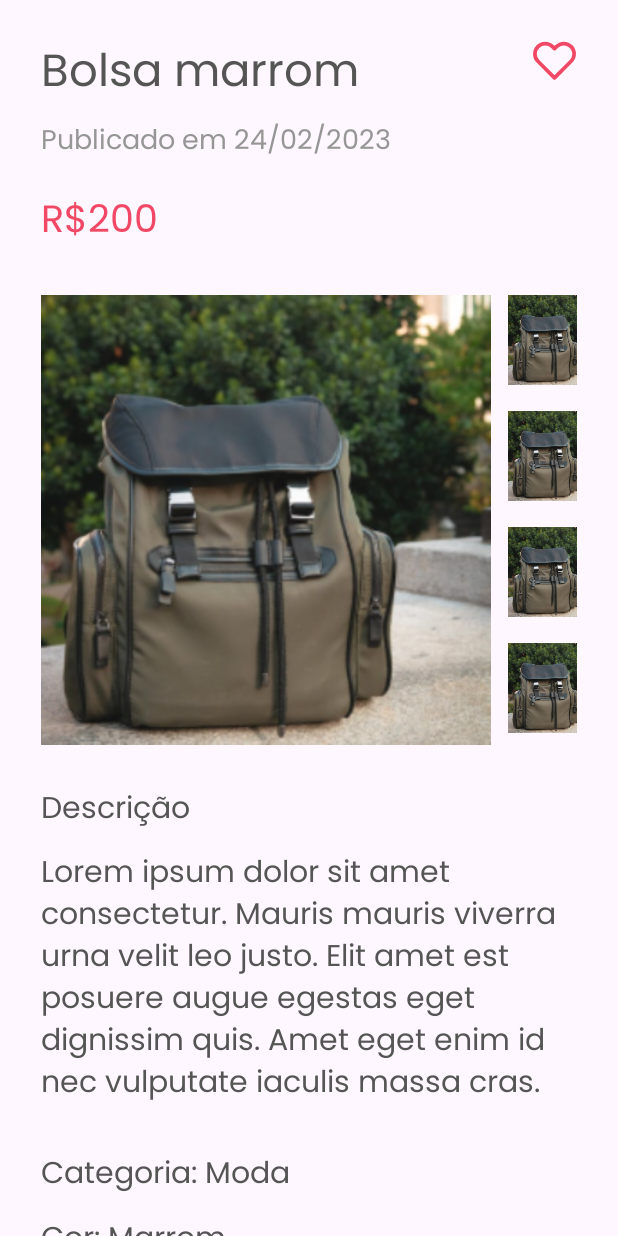
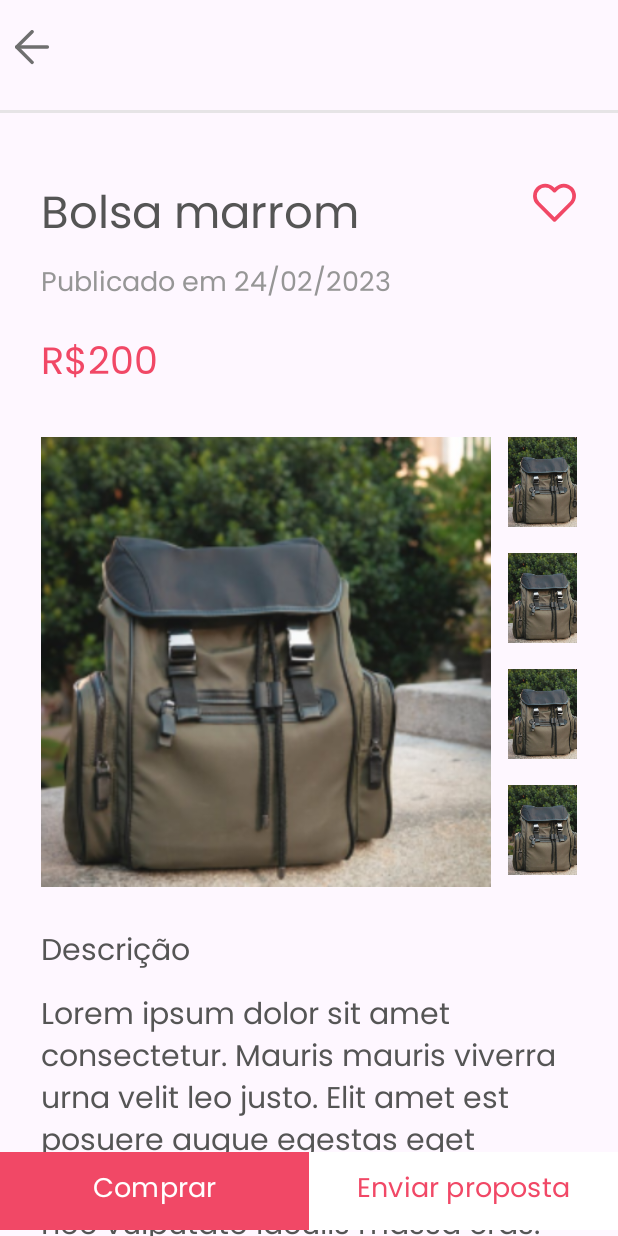
Before and after one commit to letssBuyy/letsbuy-mobile-application, an Android app: the layout activity_ad_detail.xml on its own in the app's theme, with its tools: preview values and no code run, on a phone screen of 412 x 824 dp. Run offline under Robolectric (Android 15) with nearby library versions, the phone set to English and light mode, and no system bars.

Commit message:
[LET-142] Feature: Add checkout payment, and adjust ad detail

```diff
--- a/app/src/main/res/layout/activity_ad_detail.xml
+++ b/app/src/main/res/layout/activity_ad_detail.xml
@@ -17,6 +17,28 @@
 
         <androidx.constraintlayout.widget.ConstraintLayout xmlns:app="http://schemas.android.com/apk/res-auto"
             android:layout_width="match_parent"
+            android:layout_height="match_parent">
+
+            <ImageView
+                android:id="@+id/imageView"
+                android:layout_width="23dp"
+                android:layout_height="23dp"
+                android:layout_marginStart="10dp"
+                android:layout_marginTop="20dp"
+                android:src="@drawable/back_button"
+                app:layout_constraintStart_toStartOf="parent"
+                app:layout_constraintTop_toTopOf="parent" />
+
+            <View
+                android:id="@+id/view"
+                android:layout_width="match_parent"
+                android:layout_height="2dp"
+                android:layout_marginTop="30dp"
+                android:background="@color/semi"
+                app:layout_constraintTop_toBottomOf="@id/imageView" />
+
+        <androidx.constraintlayout.widget.ConstraintLayout xmlns:app="http://schemas.android.com/apk/res-auto"
+            android:layout_width="match_parent"
             android:layout_height="match_parent"
             android:layout_marginStart="27dp"
             android:layout_marginEnd="27dp">
@@ -25,7 +47,7 @@
                 android:id="@+id/titleTextView"
                 android:layout_width="wrap_content"
                 android:layout_height="wrap_content"
-                android:layout_marginTop="25dp"
+                android:layout_marginTop="120dp"
                 android:text="Bolsa marrom"
                 android:textColor="@color/gray"
                 android:textSize="30sp"
@@ -249,6 +271,8 @@
                 android:text="Conversar"
                 app:layout_constraintTop_toBottomOf="@id/userProfileImageView"
                 android:textSize="18dp"
+                android:textStyle="bold"
+                app:cornerRadius="5dp"
                 android:fontFamily="@font/poppins" />
 
             <ImageView
@@ -316,7 +340,11 @@
                 android:src="@drawable/icon_mastercard"
                 app:layout_constraintStart_toEndOf="@id/visaImageView"
                 app:layout_constraintTop_toBottomOf="@id/tipsTextView"
-                android:contentDescription="icone mastercard"/>
+                android:contentDescription="icone mastercard" />
+
+        </androidx.constraintlayout.widget.ConstraintLayout>
+        </androidx.constraintlayout.widget.ConstraintLayout>
+    </androidx.core.widget.NestedScrollView>
 
     <Button
         android:id="@+id/Buybutton"
@@ -327,11 +355,9 @@
         app:layout_constraintStart_toStartOf="parent"
         app:layout_constraintEnd_toStartOf="@id/proposalButton"
         android:backgroundTint="@color/red"
-                app:layout_constraintTop_toBottomOf="@id/masterCardImageView"
         android:textSize="18sp"
-                android:layout_marginTop="50dp"
-                android:layout_marginBottom="50dp"
-                android:fontFamily="@font/poppins"/>
+        android:fontFamily="@font/poppins"
+        app:cornerRadius="0dp"/>
 
     <Button
         android:id="@+id/proposalButton"
@@ -340,12 +366,10 @@
         android:text="Enviar proposta"
         app:layout_constraintStart_toEndOf="@id/Buybutton"
         app:layout_constraintEnd_toEndOf="parent"
-                app:layout_constraintTop_toBottomOf="@id/masterCardImageView"
         android:textSize="18sp"
-                android:layout_marginTop="50dp"
-                android:layout_marginBottom="50dp"
-                android:fontFamily="@font/poppins" />
-
+        android:fontFamily="@font/poppins"
+        app:cornerRadius="0dp"
+        android:backgroundTint="@color/white"
+        app:layout_constraintBottom_toBottomOf="parent"
+        android:textColor="@color/red"/>
 </androidx.constraintlayout.widget.ConstraintLayout>
-    </androidx.core.widget.NestedScrollView>
-</androidx.constraintlayout.widget.ConstraintLayout>
--- a/app/src/main/res/layout/activity_cadastro.xml
+++ b/app/src/main/res/layout/activity_cadastro.xml
@@ -69,6 +69,7 @@
         android:layout_gravity="center"
         android:layout_marginBottom="15dp"
         android:width="329dp"
+
         android:backgroundTint="@color/red"
         android:text="Proximo" />
 
--- a/app/src/main/res/values/colors.xml
+++ b/app/src/main/res/values/colors.xml
@@ -7,7 +7,7 @@
     <color name="dark_gray">#3A3434</color>
     <color name="light_gray">#6F6F6F</color>
     <color name="semi">#C8DFDFDF</color>
-    <color name="secondary_black"></color>
+    <color name="secondary_black">#555555</color>
     <color name="primary_gray">#969696</color>
     <color name="green">#05FF00</color>
     <color name="very_light_gray">#D1D1D1</color>
```
Also changed, not shown: app/src/main/res/drawable/icon_home_with_circle.xml (added, +23 -0 lines), app/src/main/res/layout/checkout_payment.xml (added, +235 -0 lines). Lines whose indentation alone changed are shown as unchanged.
